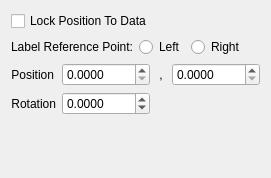
This is src/libkstapp/labeldimensionstab.ui in Kst-plot/kst as Qt 5 draws it before an edit. The edited form follows.
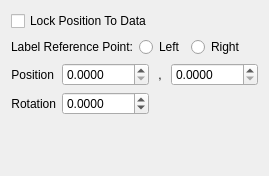
This is the edited form.

The edit to the form file:
```diff
--- a/src/libkstapp/labeldimensionstab.ui
+++ b/src/libkstapp/labeldimensionstab.ui
@@ -6,8 +6,8 @@
    <rect>
     <x>0</x>
     <y>0</y>
-    <width>271</width>
-    <height>178</height>
+    <width>269</width>
+    <height>176</height>
    </rect>
   </property>
   <layout class="QVBoxLayout" name="verticalLayout">
```
Left out of the diff: 4 changed lines with no effect on the pictures.
